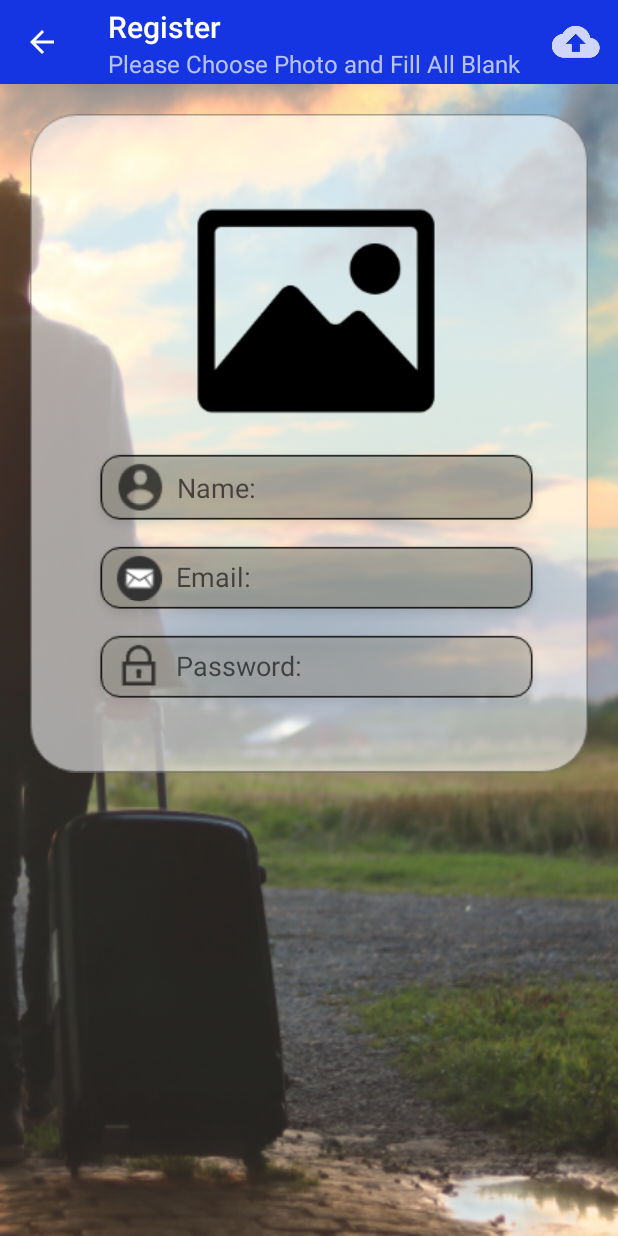
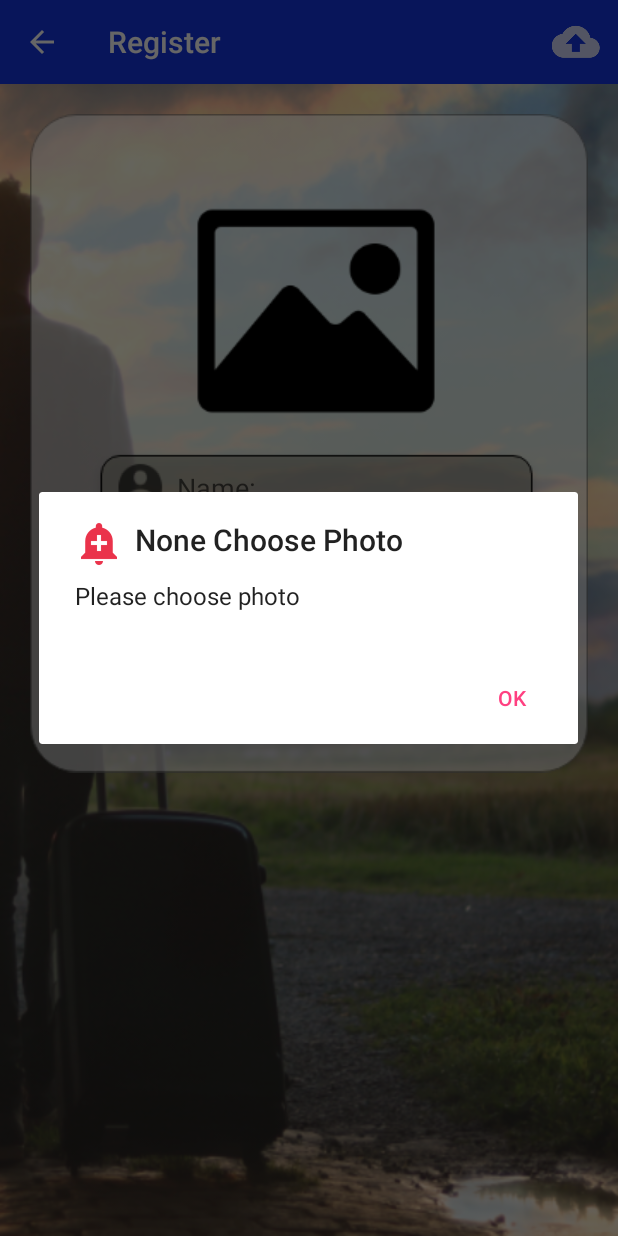
Before and after one commit to Nanthavath/LaosTech, an Android app: the fragment RegisterFrament placed in its activity, after a tap on "Upload", on a phone screen of 412 x 824 dp. Run offline under Robolectric (Android 15) with nearby library versions, the phone set to English and light mode, and no system bars.

Commit message:
Alert Dialog

```diff
--- a/app/src/main/AndroidManifest.xml
+++ b/app/src/main/AndroidManifest.xml
@@ -12,7 +12,7 @@
         android:roundIcon="@mipmap/ic_launcher_round"
         android:supportsRtl="true"
         android:theme="@style/AppTheme">
-        <activity android:name=".MainActivity">
+        <activity android:name=".MainActivity" android:screenOrientation="portrait">
             <intent-filter>
                 <action android:name="android.intent.action.MAIN" />
 
--- a/app/src/main/java/com/example/nanthavath/laostech/fragment/RegisterFrament.java
+++ b/app/src/main/java/com/example/nanthavath/laostech/fragment/RegisterFrament.java
@@ -15,12 +15,14 @@ import android.view.MenuInflater;
 import android.view.MenuItem;
 import android.view.View;
 import android.view.ViewGroup;
+import android.widget.EditText;
 import android.widget.ImageView;
 import android.widget.Toast;
 
 
 import com.example.nanthavath.laostech.MainActivity;
 import com.example.nanthavath.laostech.R;
+import com.example.nanthavath.laostech.utility.MyAlert;
 
 public class RegisterFrament extends Fragment {
 
@@ -28,6 +30,7 @@ public class RegisterFrament extends Fragment {
 
     private Uri uri;
     private ImageView imageView;
+    private boolean aBoolean = true;
 
 
     @Override
@@ -47,17 +50,47 @@ public class RegisterFrament extends Fragment {
     public void onCreateOptionsMenu(Menu menu, MenuInflater inflater) {
         super.onCreateOptionsMenu(menu, inflater);
 
-        inflater.inflate(R.menu.menu_register, menu);
+        inflater.inflate(R.menu.menu_register, menu); //get item menu
 
     }
 
     @Override
     public boolean onOptionsItemSelected(MenuItem item) {
         if (item.getItemId() == R.id.itemUpload) {
+            uploadProcess();
             return true;
         }
 
         return super.onOptionsItemSelected(item);
+    }
+
+    private void uploadProcess() {
+
+        EditText nameEditText = getView().findViewById(R.id.edtName);
+        EditText emailEditText = getView().findViewById(R.id.edtEmail);
+        EditText passwordEditText = getView().findViewById(R.id.edtPassword);
+
+//        get Value From EditText
+        String nameString = nameEditText.getText().toString().trim();
+        String emailString = emailEditText.getText().toString().trim();
+        String passwordString = passwordEditText.getText().toString().trim();
+
+//        Check choose Photo
+        if (aBoolean) {
+//            None Choose Photo
+            MyAlert myAlert = new MyAlert(getActivity());
+            myAlert.normalDialog("None Choose Photo", "Please choose photo");
+
+        } else if (nameString.isEmpty() || emailString.isEmpty() || passwordString.isEmpty()) {
+//            Have Space
+            MyAlert myAlert = new MyAlert(getActivity());
+            myAlert.normalDialog("Have Space", "Please Fill all bank");
+
+        } else {
+//            No Space
+
+        }
+
     }
 
     @Override
@@ -66,6 +99,7 @@ public class RegisterFrament extends Fragment {
 
         if (resultCode == getActivity().RESULT_OK) {
             uri = data.getData();
+            aBoolean = false;
             try {
 
                 Bitmap bitmap = BitmapFactory.decodeStream(getActivity().getContentResolver().openInputStream(uri));
@@ -102,7 +136,7 @@ public class RegisterFrament extends Fragment {
         Toolbar toolbar = getView().findViewById(R.id.toolbarRegister);
         ((MainActivity) getActivity()).setSupportActionBar(toolbar);
         ((MainActivity) getActivity()).getSupportActionBar().setTitle("Register");
-        ((MainActivity) getActivity()).getSupportActionBar().setSubtitle("Please Choose Photo and Fill All Blank");
+        //((MainActivity) getActivity()).getSupportActionBar().setSubtitle("Please Choose Photo and Fill All Blank");
         ((MainActivity) getActivity()).getSupportActionBar().setHomeButtonEnabled(true);
         ((MainActivity) getActivity()).getSupportActionBar().setDisplayHomeAsUpEnabled(true);
         toolbar.setNavigationOnClickListener(new View.OnClickListener() {
--- /dev/null
+++ b/app/src/main/java/com/example/nanthavath/laostech/utility/MyAlert.java
@@ -0,0 +1,32 @@
+package com.example.nanthavath.laostech.utility;
+
+import android.content.Context;
+import android.content.DialogInterface;
+import android.support.v7.app.AlertDialog;
+
+import com.example.nanthavath.laostech.R;
+
+public class MyAlert {
+
+    private Context context;
+
+    public MyAlert(Context context) {
+        this.context = context;
+    }
+
+    public void normalDialog(String titleString, String messageString) {
+        AlertDialog.Builder builder = new AlertDialog.Builder(context);
+        builder.setCancelable(false);
+        builder.setIcon(R.drawable.ic_action_alert);
+        builder.setTitle(titleString);
+        builder.setMessage(messageString);
+        builder.setPositiveButton("OK", new DialogInterface.OnClickListener() {
+            @Override
+            public void onClick(DialogInterface dialogInterface, int i) {
+                dialogInterface.dismiss();
+            }
+        });
+        builder.show();
+    }
+
+}
--- a/app/src/main/res/layout/fragment_register.xml
+++ b/app/src/main/res/layout/fragment_register.xml
@@ -34,18 +34,22 @@
                 android:src="@drawable/photo" />
             <!--Name-->
             <EditText
+                android:id="@+id/edtName"
                 android:layout_width="match_parent"
                 android:layout_height="wrap_content"
                 android:background="@drawable/textfield_name"
                 android:hint="Name:" />
             <!--User-->
             <EditText
+                android:inputType="textEmailAddress"
+                android:id="@+id/edtEmail"
                 android:layout_width="match_parent"
                 android:layout_height="wrap_content"
                 android:background="@drawable/textfield_email"
                 android:hint="Email:" />
             <!--Password-->
             <EditText
+                android:id="@+id/edtPassword"
                 android:layout_width="match_parent"
                 android:layout_height="wrap_content"
                 android:background="@drawable/textfield_password"
--- a/build.gradle
+++ b/build.gradle
@@ -7,7 +7,7 @@ buildscript {
         jcenter()
     }
     dependencies {
-        classpath 'com.android.tools.build:gradle:3.1.3'
+        classpath 'com.android.tools.build:gradle:3.1.4'
 
 
         // NOTE: Do not place your application dependencies here; they belong
```
Also changed, not shown: app/src/main/res/layout/fragment_main.xml (+8 -0 lines), app/src/main/res/drawable-hdpi/ic_action_alert.png (added), app/src/main/res/drawable-mdpi/ic_action_alert.png (added), app/src/main/res/drawable-xhdpi/ic_action_alert.png (added), app/src/main/res/drawable-xxhdpi/ic_action_alert.png (added).
